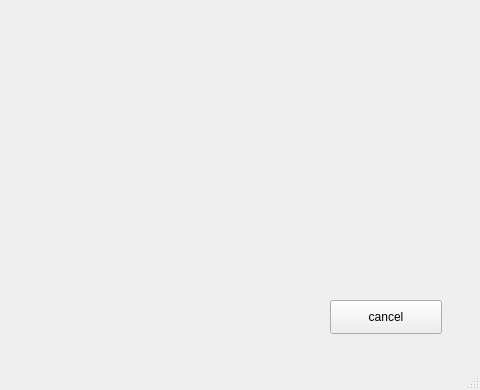
Above: DSVis/WINDOW/operation.ui from Dreamerryao/CPlusPlus-Project before the change; both pictures show x 320 to 800 and y 210 to 600 of the 800 by 600 pixel window. Below: the same form after it.
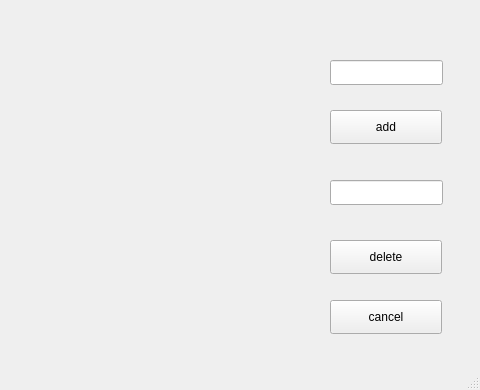
That is the form after the change.

Diff of the .ui file:
```diff
--- a/DSVis/WINDOW/operation.ui
+++ b/DSVis/WINDOW/operation.ui
@@ -49,6 +49,52 @@
      <set>Qt::AlignCenter</set>
     </property>
    </widget>
+   <widget class="QPushButton" name="del_button">
+    <property name="geometry">
+     <rect>
+      <x>650</x>
+      <y>450</y>
+      <width>112</width>
+      <height>34</height>
+     </rect>
+    </property>
+    <property name="text">
+     <string>delete</string>
+    </property>
+   </widget>
+   <widget class="QPushButton" name="add_button">
+    <property name="geometry">
+     <rect>
+      <x>650</x>
+      <y>320</y>
+      <width>112</width>
+      <height>34</height>
+     </rect>
+    </property>
+    <property name="text">
+     <string>add</string>
+    </property>
+   </widget>
+   <widget class="QLineEdit" name="addLineEdit">
+    <property name="geometry">
+     <rect>
+      <x>650</x>
+      <y>270</y>
+      <width>113</width>
+      <height>25</height>
+     </rect>
+    </property>
+   </widget>
+   <widget class="QLineEdit" name="delText">
+    <property name="geometry">
+     <rect>
+      <x>650</x>
+      <y>390</y>
+      <width>113</width>
+      <height>25</height>
+     </rect>
+    </property>
+   </widget>
   </widget>
   <widget class="QStatusBar" name="statusbar"/>
  </widget>
```
